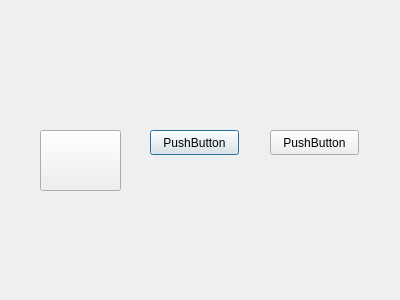
Old version of the form dialog.ui in the repository RhodiColossus/FstGame.
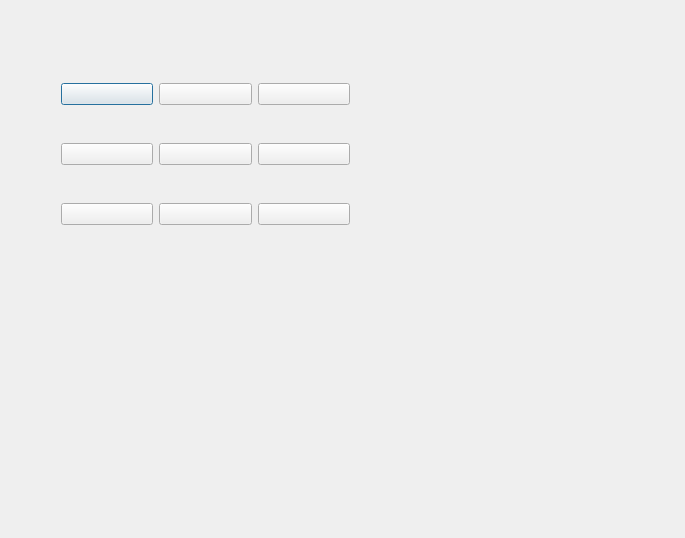
New version of the form.

The edit to the form file:
```diff
--- a/dialog.ui
+++ b/dialog.ui
@@ -6,51 +6,99 @@
    <rect>
     <x>0</x>
     <y>0</y>
-    <width>400</width>
-    <height>300</height>
+    <width>685</width>
+    <height>538</height>
    </rect>
   </property>
   <property name="windowTitle">
    <string>Dialog</string>
   </property>
-  <widget class="QPushButton" name="sq_one_two">
+  <widget class="QWidget" name="">
    <property name="geometry">
     <rect>
-     <x>150</x>
-     <y>130</y>
-     <width>89</width>
-     <height>25</height>
+     <x>50</x>
+     <y>40</y>
+     <width>311</width>
+     <height>231</height>
     </rect>
    </property>
-   <property name="text">
-    <string>PushButton</string>
-   </property>
-  </widget>
-  <widget class="QPushButton" name="sq_one_three">
-   <property name="geometry">
-    <rect>
-     <x>270</x>
-     <y>130</y>
-     <width>89</width>
-     <height>25</height>
-    </rect>
-   </property>
-   <property name="text">
-    <string>PushButton</string>
-   </property>
-  </widget>
-  <widget class="QPushButton" name="sq_one_one">
-   <property name="geometry">
-    <rect>
-     <x>40</x>
-     <y>130</y>
-     <width>81</width>
-     <height>61</height>
-    </rect>
-   </property>
-   <property name="text">
-    <string/>
-   </property>
+   <layout class="QVBoxLayout" name="verticalLayout">
+    <item>
+     <layout class="QHBoxLayout" name="horizontalLayout">
+      <item>
+       <widget class="QPushButton" name="sq_one_one">
+        <property name="text">
+         <string/>
+        </property>
+       </widget>
+      </item>
+      <item>
+       <widget class="QPushButton" name="sq_one_two">
+        <property name="text">
+         <string/>
+        </property>
+       </widget>
+      </item>
+      <item>
+       <widget class="QPushButton" name="sq_one_three">
+        <property name="text">
+         <string/>
+        </property>
+       </widget>
+      </item>
+     </layout>
+    </item>
+    <item>
+     <layout class="QHBoxLayout" name="horizontalLayout_2">
+      <item>
+       <widget class="QPushButton" name="sq_two_one">
+        <property name="text">
+         <string/>
+        </property>
+       </widget>
+      </item>
+      <item>
+       <widget class="QPushButton" name="sq_two_two">
+        <property name="text">
+         <string/>
+        </property>
+       </widget>
+      </item>
+      <item>
+       <widget class="QPushButton" name="sq_two_three">
+        <property name="text">
+         <string/>
+        </property>
+       </widget>
+      </item>
+     </layout>
+    </item>
+    <item>
+     <layout class="QHBoxLayout" name="horizontalLayout_3">
+      <item>
+       <widget class="QPushButton" name="sq_three_one">
+        <property name="text">
+         <string/>
+        </property>
+       </widget>
+      </item>
+      <item>
+       <widget class="QPushButton" name="sq_three_two">
+        <property name="text">
+         <string/>
+        </property>
+       </widget>
+      </item>
+      <item>
+       <widget class="QPushButton" name="sq_three_three">
+        <property name="text">
+         <string/>
+        </property>
+       </widget>
+      </item>
+     </layout>
+    </item>
+   </layout>
   </widget>
  </widget>
  <layoutdefault spacing="6" margin="11"/>
```
